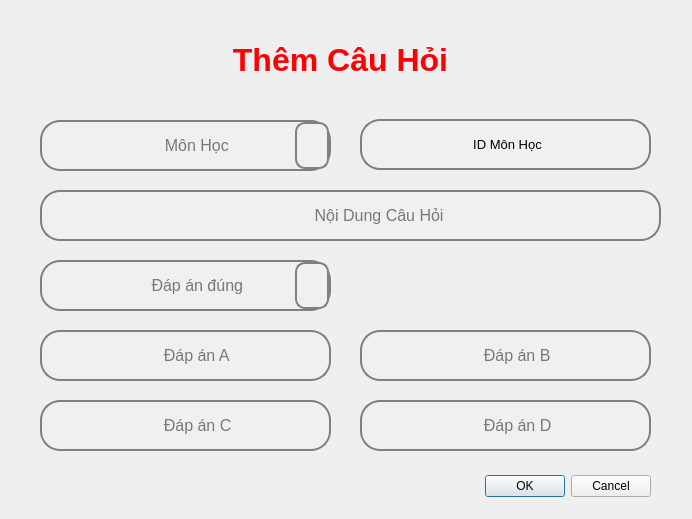
Qt form themcauhoi.ui (TaiPhanCoder/Do_An_Thi_Trac_Ngiem_c-) before a commit.
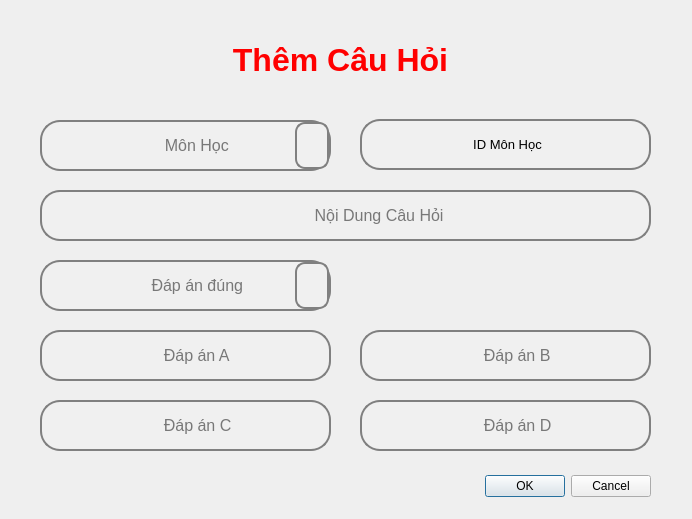
The same form after that commit. Icons and pictures are not drawn.

```diff
--- a/themcauhoi.ui
+++ b/themcauhoi.ui
@@ -16,9 +16,9 @@
   <widget class="QDialogButtonBox" name="buttonBox">
    <property name="geometry">
     <rect>
-     <x>310</x>
+     <x>470</x>
      <y>470</y>
-     <width>341</width>
+     <width>181</width>
      <height>32</height>
     </rect>
    </property>
@@ -34,7 +34,7 @@
     <rect>
      <x>40</x>
      <y>190</y>
-     <width>621</width>
+     <width>611</width>
      <height>51</height>
     </rect>
    </property>
```
